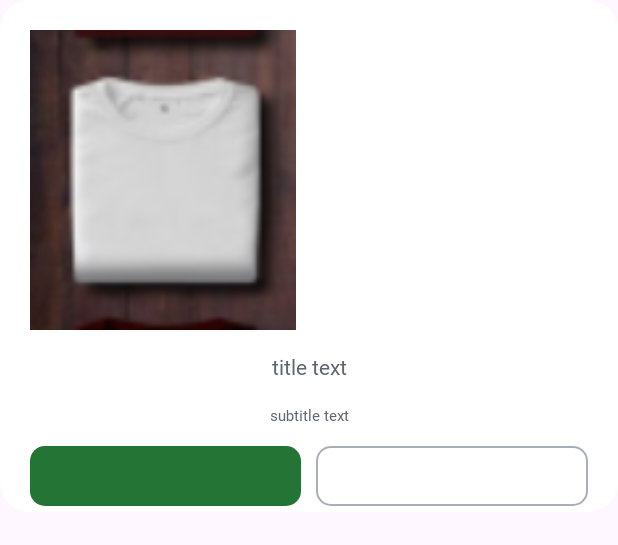
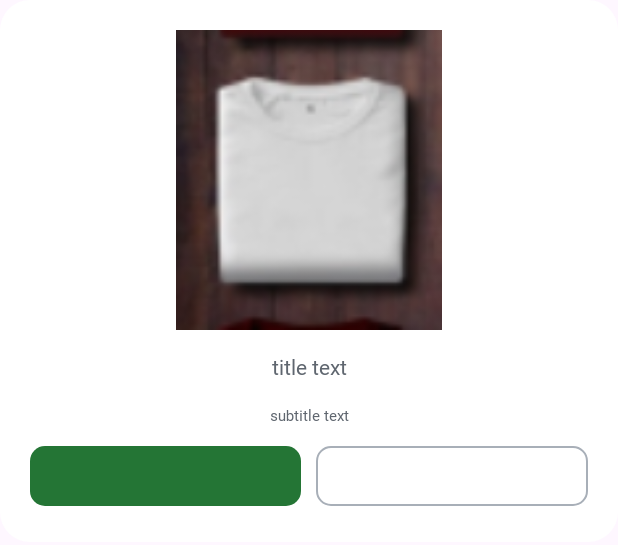
Before and after one commit to RE-FIT/Re-Fit-Android, an Android app: the layout custom_dialog_alert_with_image.xml on its own in the app's theme, with its tools: preview values and no code run, on a phone screen of 412 x 824 dp. Shown: the top 545 px of the screen. Run offline under Robolectric (Android 15) with nearby library versions, the phone set to English and light mode, and no system bars.

Commit message:
[FIX] 다이얼로그 생성자 부분 수정에 따른 관련 객체 수정

```diff
--- a/app/src/main/java/com/example/refit/presentation/closet/ClosetFragment.kt
+++ b/app/src/main/java/com/example/refit/presentation/closet/ClosetFragment.kt
@@ -47,10 +47,10 @@ class ClosetFragment : BaseFragment<FragmentClosetBinding>(R.layout.fragment_clo
         closetViewModel.selectedRegisteredClothItem.observe(
             viewLifecycleOwner,
             EventObserver { item ->
+                //TODO(이미 옷 입기가 된 아이템인지 확인 필요 -> 입었다면 옷 입기 막기 처리)
                 showClothItemSelectionDialog(item, object : ClothItemSelectionDialogListener {
                     override fun onClickMainButton(isNotCompleteGoal: Boolean) {
                         //TODO(목표 달성 상태에 따라 다르게 처리)
-
                     }
 
                     override fun onClickFixInfo(clothInfo: RegisteredClothInfoResponse) {
--- a/app/src/main/java/com/example/refit/presentation/common/DialogUtil.kt
+++ b/app/src/main/java/com/example/refit/presentation/common/DialogUtil.kt
@@ -16,8 +16,8 @@ object DialogUtil {
     // Closet
     fun Fragment.createAlertBasicDialog(
         title: String,
-        positive: String,
-        negative: String,
+        positive: String?,
+        negative: String?,
         listener: AlertBasicDialogListener
     ): AlertBasicDialog {
         val icon = ContextCompat.getDrawable(requireActivity(), R.drawable.ic_alert_circle_24)
--- a/app/src/main/res/layout/custom_dialog_alert_with_image.xml
+++ b/app/src/main/res/layout/custom_dialog_alert_with_image.xml
@@ -9,13 +9,14 @@
     android:orientation="vertical"
     android:paddingStart="20dp"
     android:paddingTop="20dp"
-    android:paddingEnd="20dp">
+    android:paddingEnd="20dp"
+    android:paddingBottom="20dp">
 
     <androidx.appcompat.widget.AppCompatImageView
         android:id="@+id/iv_dialog_alert_with_image"
         android:layout_width="match_parent"
         android:layout_height="200dp"
-        android:scaleType="fitStart"
+        android:scaleType="fitCenter"
         tools:src="@drawable/img_temp_67" />
 
     <androidx.appcompat.widget.AppCompatTextView
@@ -33,8 +34,8 @@
         style="@style/MediumFontKr.10"
         android:layout_width="match_parent"
         android:layout_height="wrap_content"
+        android:layout_marginTop="18dp"
         android:textAlignment="center"
-        android:layout_marginTop="18dp"
         android:textColor="@color/dark2"
         tools:text="subtitle text" />
 
```
